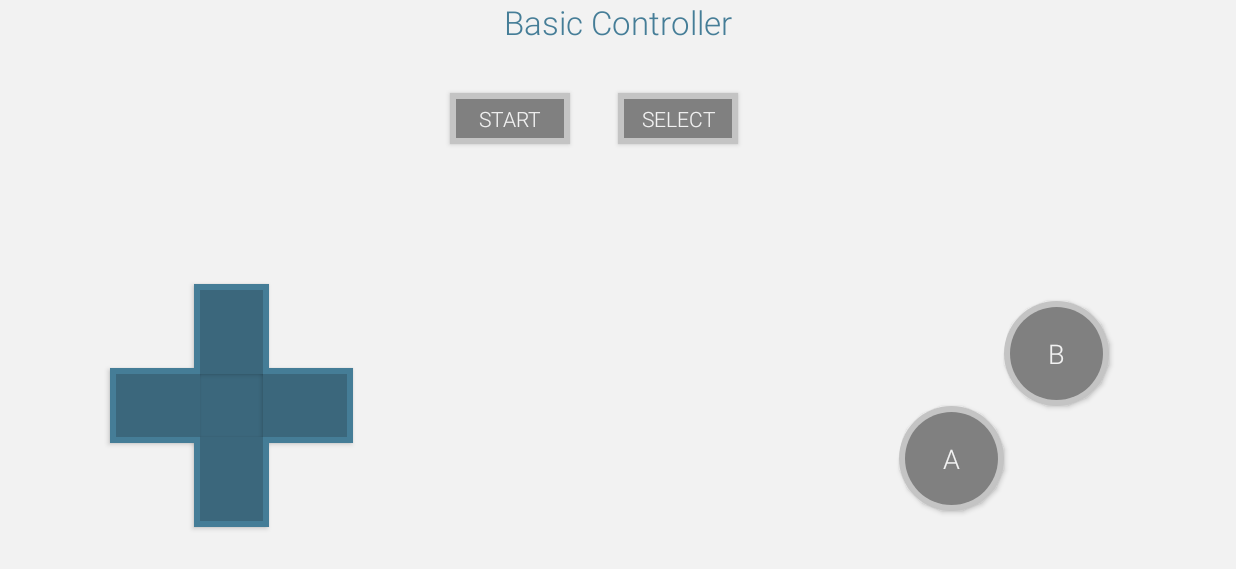
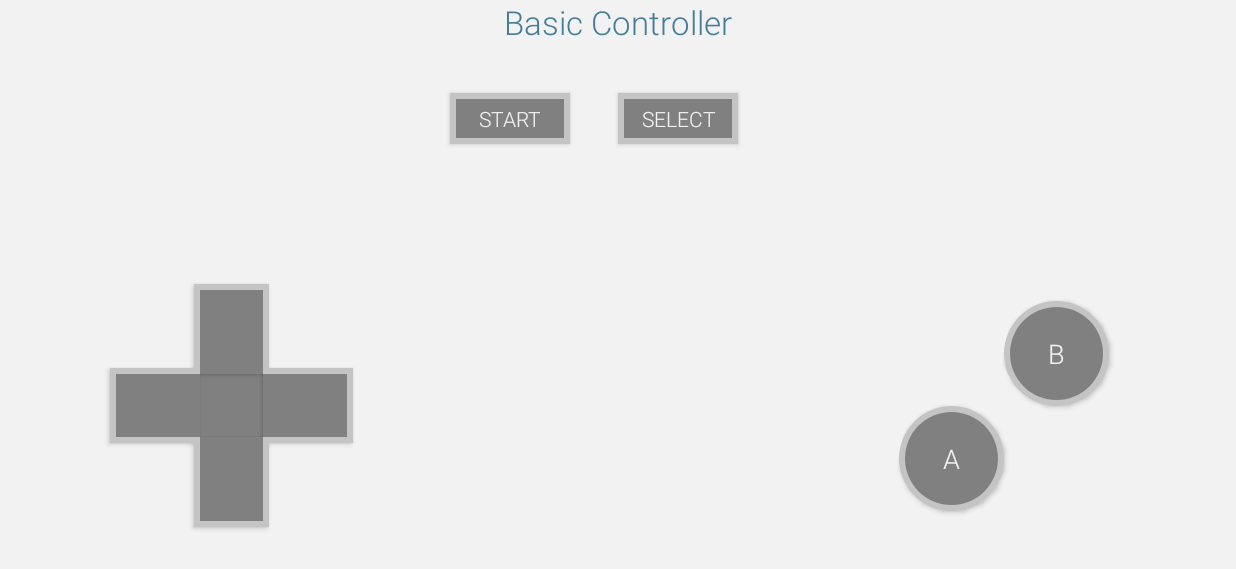
Before and after one commit to tvbarthel/Adaptilo, an Android app: the screen it shows after launch (MainActivity), on a phone screen of 824 x 412 dp (held sideways). Shown: the top 569 px of the screen. Run offline under Robolectric (Android 15) with nearby library versions, the phone set to English and light mode, and no system bars.

Commit message:
Add two colors for arrow buttons

```diff
--- a/Android/app/src/main/res/drawable/btn_arrow_down_normal.xml
+++ b/Android/app/src/main/res/drawable/btn_arrow_down_normal.xml
@@ -4,7 +4,7 @@
 
     <item>
         <shape android:shape="rectangle">
-            <solid android:color="@color/btn_secondary" />
+            <solid android:color="@color/btn_arrow_secondary" />
             <size
                 android:width="40dp"
                 android:height="70dp" />
@@ -17,7 +17,7 @@
         android:left="@dimen/btn_padding_normal"
         android:right="@dimen/btn_padding_normal">
         <shape android:shape="rectangle">
-            <solid android:color="@color/btn_primary" />
+            <solid android:color="@color/btn_arrow_primary" />
             <size
                 android:width="40dp"
                 android:height="70dp" />
--- a/Android/app/src/main/res/drawable/btn_arrow_down_pressed.xml
+++ b/Android/app/src/main/res/drawable/btn_arrow_down_pressed.xml
@@ -4,7 +4,7 @@
 
     <item>
         <shape android:shape="rectangle">
-            <solid android:color="@color/btn_secondary" />
+            <solid android:color="@color/btn_arrow_secondary" />
             <size
                 android:width="40dp"
                 android:height="70dp" />
@@ -17,7 +17,7 @@
         android:left="@dimen/btn_padding_pressed"
         android:right="@dimen/btn_padding_pressed">
         <shape android:shape="rectangle">
-            <solid android:color="@color/btn_primary" />
+            <solid android:color="@color/btn_arrow_primary" />
             <size
                 android:width="40dp"
                 android:height="70dp" />
--- a/Android/app/src/main/res/drawable/btn_arrow_left_normal.xml
+++ b/Android/app/src/main/res/drawable/btn_arrow_left_normal.xml
@@ -3,7 +3,7 @@
 <layer-list xmlns:android="http://schemas.android.com/apk/res/android">
     <item>
         <shape android:shape="rectangle">
-            <solid android:color="@color/btn_secondary" />
+            <solid android:color="@color/btn_arrow_secondary" />
             <size
                 android:width="70dp"
                 android:height="40dp" />
@@ -16,7 +16,7 @@
         android:left="@dimen/btn_padding_normal"
         android:top="@dimen/btn_padding_normal">
         <shape android:shape="rectangle">
-            <solid android:color="@color/btn_primary" />
+            <solid android:color="@color/btn_arrow_primary" />
             <size
                 android:width="70dp"
                 android:height="40dp" />
--- a/Android/app/src/main/res/drawable/btn_arrow_left_pressed.xml
+++ b/Android/app/src/main/res/drawable/btn_arrow_left_pressed.xml
@@ -3,7 +3,7 @@
 <layer-list xmlns:android="http://schemas.android.com/apk/res/android">
     <item>
         <shape android:shape="rectangle">
-            <solid android:color="@color/btn_secondary" />
+            <solid android:color="@color/btn_arrow_secondary" />
             <size
                 android:width="70dp"
                 android:height="40dp" />
@@ -16,7 +16,7 @@
         android:left="@dimen/btn_padding_pressed"
         android:top="@dimen/btn_padding_pressed">
         <shape android:shape="rectangle">
-            <solid android:color="@color/btn_primary" />
+            <solid android:color="@color/btn_arrow_primary" />
             <size
                 android:width="70dp"
                 android:height="40dp" />
--- a/Android/app/src/main/res/drawable/btn_arrow_right_normal.xml
+++ b/Android/app/src/main/res/drawable/btn_arrow_right_normal.xml
@@ -3,7 +3,7 @@
 <layer-list xmlns:android="http://schemas.android.com/apk/res/android">
     <item>
         <shape android:shape="rectangle">
-            <solid android:color="@color/btn_secondary" />
+            <solid android:color="@color/btn_arrow_secondary" />
             <size
                 android:width="70dp"
                 android:height="40dp" />
@@ -16,7 +16,7 @@
         android:right="@dimen/btn_padding_normal"
         android:top="@dimen/btn_padding_normal">
         <shape android:shape="rectangle">
-            <solid android:color="@color/btn_primary" />
+            <solid android:color="@color/btn_arrow_primary" />
             <size
                 android:width="70dp"
                 android:height="40dp" />
--- a/Android/app/src/main/res/drawable/btn_arrow_right_pressed.xml
+++ b/Android/app/src/main/res/drawable/btn_arrow_right_pressed.xml
@@ -3,7 +3,7 @@
 <layer-list xmlns:android="http://schemas.android.com/apk/res/android">
     <item>
         <shape android:shape="rectangle">
-            <solid android:color="@color/btn_secondary" />
+            <solid android:color="@color/btn_arrow_secondary" />
             <size
                 android:width="70dp"
                 android:height="40dp" />
@@ -16,7 +16,7 @@
         android:right="@dimen/btn_padding_pressed"
         android:top="@dimen/btn_padding_pressed">
         <shape android:shape="rectangle">
-            <solid android:color="@color/btn_primary" />
+            <solid android:color="@color/btn_arrow_primary" />
             <size
                 android:width="70dp"
                 android:height="40dp" />
--- a/Android/app/src/main/res/drawable/btn_arrow_up_normal.xml
+++ b/Android/app/src/main/res/drawable/btn_arrow_up_normal.xml
@@ -4,7 +4,7 @@
 
     <item>
         <shape android:shape="rectangle">
-            <solid android:color="@color/btn_secondary" />
+            <solid android:color="@color/btn_arrow_secondary" />
             <size
                 android:width="40dp"
                 android:height="70dp" />
@@ -17,7 +17,7 @@
         android:right="@dimen/btn_padding_normal"
         android:top="@dimen/btn_padding_normal">
         <shape android:shape="rectangle">
-            <solid android:color="@color/btn_primary" />
+            <solid android:color="@color/btn_arrow_primary" />
             <size
                 android:width="40dp"
                 android:height="70dp" />
--- a/Android/app/src/main/res/drawable/btn_arrow_up_pressed.xml
+++ b/Android/app/src/main/res/drawable/btn_arrow_up_pressed.xml
@@ -4,7 +4,7 @@
 
     <item>
         <shape android:shape="rectangle">
-            <solid android:color="@color/btn_secondary" />
+            <solid android:color="@color/btn_arrow_secondary" />
             <size
                 android:width="40dp"
                 android:height="70dp" />
@@ -17,7 +17,7 @@
         android:right="@dimen/btn_padding_pressed"
         android:top="@dimen/btn_padding_pressed">
         <shape android:shape="rectangle">
-            <solid android:color="@color/btn_primary" />
+            <solid android:color="@color/btn_arrow_primary" />
             <size
                 android:width="40dp"
                 android:height="70dp" />
--- a/Android/app/src/main/res/layout/fragment_basic_controller.xml
+++ b/Android/app/src/main/res/layout/fragment_basic_controller.xml
@@ -71,7 +71,7 @@
                 android:layout_width="@dimen/btn_arrow_center_square_size"
                 android:layout_height="@dimen/btn_arrow_center_square_size"
                 android:layout_centerInParent="true"
-                android:background="@color/btn_primary" />
+                android:background="@color/btn_arrow_primary" />
 
             <Button
                 android:id="@+id/basic_controller_btn_arrow_up"
--- a/Android/app/src/main/res/values/colors.xml
+++ b/Android/app/src/main/res/values/colors.xml
@@ -11,4 +11,6 @@
     <color name="btn_circle_secondary">#ffc4c4c4</color>
     <color name="btn_rect_primary">#ff808080</color>
     <color name="btn_rect_secondary">#ffc4c4c4</color>
+    <color name="btn_arrow_primary">#ff808080</color>
+    <color name="btn_arrow_secondary">#ffc4c4c4</color>
 </resources>
```
